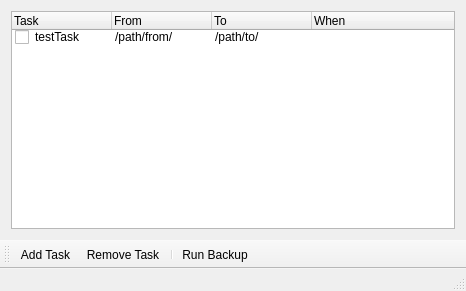
The window that mainwindow/mainwindow.ui (roman-zms/qbackup) describes before a commit, drawn with Qt 5.
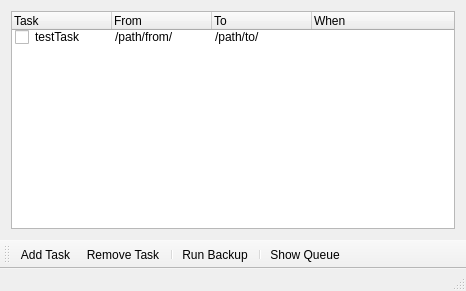
The same window after the commit.

Diff of the .ui file:
```diff
--- a/mainwindow/mainwindow.ui
+++ b/mainwindow/mainwindow.ui
@@ -103,6 +103,8 @@
    <addaction name="actionRemoveTask"/>
    <addaction name="separator"/>
    <addaction name="actionRunBackup"/>
+   <addaction name="separator"/>
+   <addaction name="actionShow_queue"/>
   </widget>
   <widget class="QStatusBar" name="statusBar"/>
   <action name="actionRunBackup">
@@ -120,6 +122,11 @@
     <string>Remove Task</string>
    </property>
   </action>
+  <action name="actionShow_queue">
+   <property name="text">
+    <string>Show Queue</string>
+   </property>
+  </action>
  </widget>
  <layoutdefault spacing="6" margin="11"/>
  <resources/>
```
Left out of the diff: 2 changed lines with no effect on the pictures.
